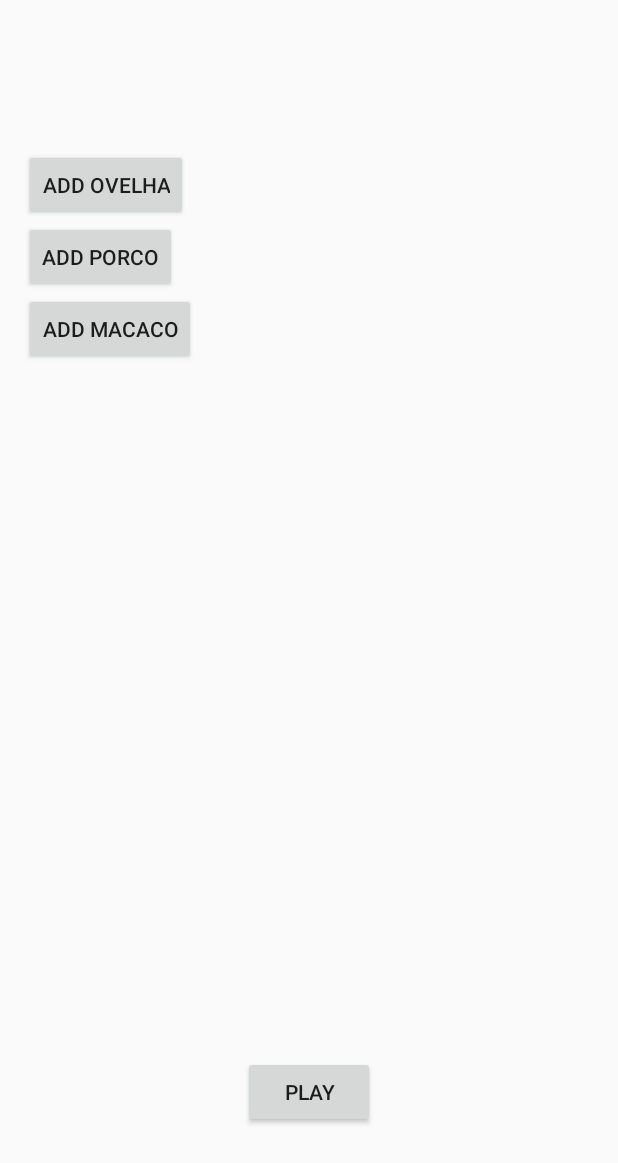
After one commit to anddxd/SAT, an Android app: the TesteJogoSons screen opened directly, with no data from a screen before it, on a phone screen of 412 x 824 dp. The commit adds this screen. Shown: the top 1163 px of the screen. Run offline under Robolectric (Android 15) with nearby library versions, the phone set to English and light mode, and no system bars.

Commit message:
Adicionado funcionalidade ao jogo de memória musical

```diff
--- /dev/null
+++ b/app/src/main/java/com/salveaterra/salveaterra/TesteJogoSons.java
@@ -0,0 +1,106 @@
+package com.salveaterra.salveaterra;
+
+import android.content.res.AssetFileDescriptor;
+import android.media.MediaPlayer;
+import android.net.Uri;
+import android.support.v7.app.AppCompatActivity;
+import android.os.Bundle;
+import android.view.View;
+import android.widget.Button;
+
+import com.salveaterra.salveaterra.api.API;
+
+import java.io.IOException;
+import java.util.ArrayList;
+
+public class TesteJogoSons extends AppCompatActivity {
+    Button btnAddOvelha, btnAddPorco, btnAddMacaco, btnTestePlay;
+    MediaPlayer mp;
+    ArrayList<Uri> listaDeSons = new ArrayList<>();
+    Uri som;
+    String path;
+    int atual = 0;
+
+    @Override
+    protected void onCreate(Bundle savedInstanceState) {
+        super.onCreate(savedInstanceState);
+        setContentView(R.layout.activity_teste_jogo_sons);
+        mp = new MediaPlayer();
+        btnAddOvelha = (Button) findViewById(R.id.btnAddOvelha);
+        btnAddPorco = (Button) findViewById(R.id.btnAddPorco);
+        btnAddMacaco = (Button) findViewById(R.id.btnAddMacaco);
+        btnTestePlay = (Button) findViewById(R.id.btnTestePlay);
+
+        path = "android.resource://" + getPackageName() + "/raw/som_ovelha";
+        som = Uri.parse(path);
+        listaDeSons.add(som);
+        path = "android.resource://" + getPackageName() + "/raw/som_macaco";
+        som = Uri.parse(path);
+        listaDeSons.add(som);
+        path = "android.resource://" + getPackageName() + "/raw/som_porco";
+        som = Uri.parse(path);
+        listaDeSons.add(som);
+
+        btnAddOvelha.setOnClickListener(new View.OnClickListener() {
+            @Override
+            public void onClick(View v) {
+                path = "android.resource://" + getPackageName() + "/raw/som_ovelha";
+                som = Uri.parse(path);
+                listaDeSons.add(som);
+            }
+        });
+
+        btnAddPorco.setOnClickListener(new View.OnClickListener() {
+            @Override
+            public void onClick(View v) {
+                path = "android.resource://" + getPackageName() + "/raw/som_porco";
+                som = Uri.parse(path);
+                listaDeSons.add(som);
+            }
+        });
+
+        btnAddMacaco.setOnClickListener(new View.OnClickListener() {
+            @Override
+            public void onClick(View v) {
+                path = "android.resource://" + getPackageName() + "/raw/som_macaco";
+                som = Uri.parse(path);
+                listaDeSons.add(som);
+            }
+        });
+
+        btnTestePlay.setOnClickListener(new View.OnClickListener() {
+            @Override
+            public void onClick(View v) {
+                try {
+                    mp.setDataSource(getApplicationContext(), listaDeSons.get(atual));
+                    mp.prepare();
+                    mp.start();
+                    mp.setOnCompletionListener(new MediaPlayer.OnCompletionListener() {
+                        @Override
+                        public void onCompletion(MediaPlayer mp) {
+                            atual++;
+                            mp.reset();
+                            try {
+                                if (atual < listaDeSons.size()) {
+                                    mp.setDataSource(getApplicationContext(), listaDeSons.get(atual));
+                                    mp.prepare();
+                                    mp.start();
+                                } else {
+                                    atual = 0;
+                                    mp.reset();
+                                }
+                            } catch (IOException e) {
+                                e.printStackTrace();
+                            }
+
+                        }
+                    });
+                } catch (IOException e) {
+                    API.mostrarToast(TesteJogoSons.this, "Erro", 0);
+                    e.printStackTrace();
+                }
+
+            }
+        });
+    }
+}
--- a/app/src/main/java/com/salveaterra/salveaterra/view/JogoDaMemoriaActivity.java
+++ b/app/src/main/java/com/salveaterra/salveaterra/view/JogoDaMemoriaActivity.java
@@ -109,15 +109,15 @@ public class JogoDaMemoriaActivity extends AppCompatActivity {
                 }
                 if (Integer.parseInt(ordem.get(position).toString()) == 5) {
                     img.setImageResource(R.drawable.tucano);
-                    // API.reproduzirSom(JogoDaMemoriaActivity.this, R.raw.som_porco);
+                    // API.criarListaDeSons(JogoDaMemoriaActivity.this, R.raw.som_porco);
                 }
                 if (Integer.parseInt(ordem.get(position).toString()) == 6) {
                     img.setImageResource(R.drawable.pato);
-                    // API.reproduzirSom(JogoDaMemoriaActivity.this, R.raw.som_porco);
+                    // API.criarListaDeSons(JogoDaMemoriaActivity.this, R.raw.som_porco);
                 }
                 if (Integer.parseInt(ordem.get(position).toString()) == 7) {
                     img.setImageResource(R.drawable.rino);
-                    // API.reproduzirSom(JogoDaMemoriaActivity.this, R.raw.som_porco);
+                    // API.criarListaDeSons(JogoDaMemoriaActivity.this, R.raw.som_porco);
                 }
 
                 if (primeiraPeca != -1) {
--- /dev/null
+++ b/app/src/main/res/layout/activity_teste_jogo_sons.xml
@@ -0,0 +1,48 @@
+<?xml version="1.0" encoding="utf-8"?>
+<RelativeLayout xmlns:android="http://schemas.android.com/apk/res/android"
+    xmlns:tools="http://schemas.android.com/tools"
+    android:layout_width="match_parent"
+    android:layout_height="match_parent"
+    android:paddingBottom="@dimen/activity_vertical_margin"
+    android:paddingLeft="@dimen/activity_horizontal_margin"
+    android:paddingRight="@dimen/activity_horizontal_margin"
+    android:paddingTop="@dimen/activity_vertical_margin"
+    tools:context="com.salveaterra.salveaterra.TesteJogoSons">
+
+    <Button
+        android:layout_width="wrap_content"
+        android:layout_height="wrap_content"
+        android:text="Add Ovelha"
+        android:id="@+id/btnAddOvelha"
+        android:layout_alignParentTop="true"
+        android:layout_alignParentLeft="true"
+        android:layout_alignParentStart="true"
+        android:layout_marginTop="83dp" />
+
+    <Button
+        android:layout_width="wrap_content"
+        android:layout_height="wrap_content"
+        android:text="Add Porco"
+        android:id="@+id/btnAddPorco"
+        android:layout_below="@+id/btnAddOvelha"
+        android:layout_alignParentLeft="true"
+        android:layout_alignParentStart="true" />
+
+    <Button
+        android:layout_width="wrap_content"
+        android:layout_height="wrap_content"
+        android:text="Add Macaco"
+        android:id="@+id/btnAddMacaco"
+        android:layout_below="@+id/btnAddPorco"
+        android:layout_alignParentLeft="true"
+        android:layout_alignParentStart="true" />
+
+    <Button
+        android:layout_width="wrap_content"
+        android:layout_height="wrap_content"
+        android:text="Play"
+        android:id="@+id/btnTestePlay"
+        android:layout_alignParentBottom="true"
+        android:layout_centerHorizontal="true"
+        android:layout_marginBottom="56dp" />
+</RelativeLayout>
--- a/build.gradle
+++ b/build.gradle
@@ -5,7 +5,7 @@ buildscript {
         jcenter()
     }
     dependencies {
-        classpath 'com.android.tools.build:gradle:1.5.0'
+        classpath 'com.android.tools.build:gradle:2.1.0'
 
         // NOTE: Do not place your application dependencies here; they belong
         // in the individual module build.gradle files
```
Also changed, not shown: app/src/main/AndroidManifest.xml (+8 -7 lines), app/src/main/java/com/salveaterra/salveaterra/view/JogoDaMemoriaMusicalActivity.java (+103 -10 lines), gradle/wrapper/gradle-wrapper.properties.
